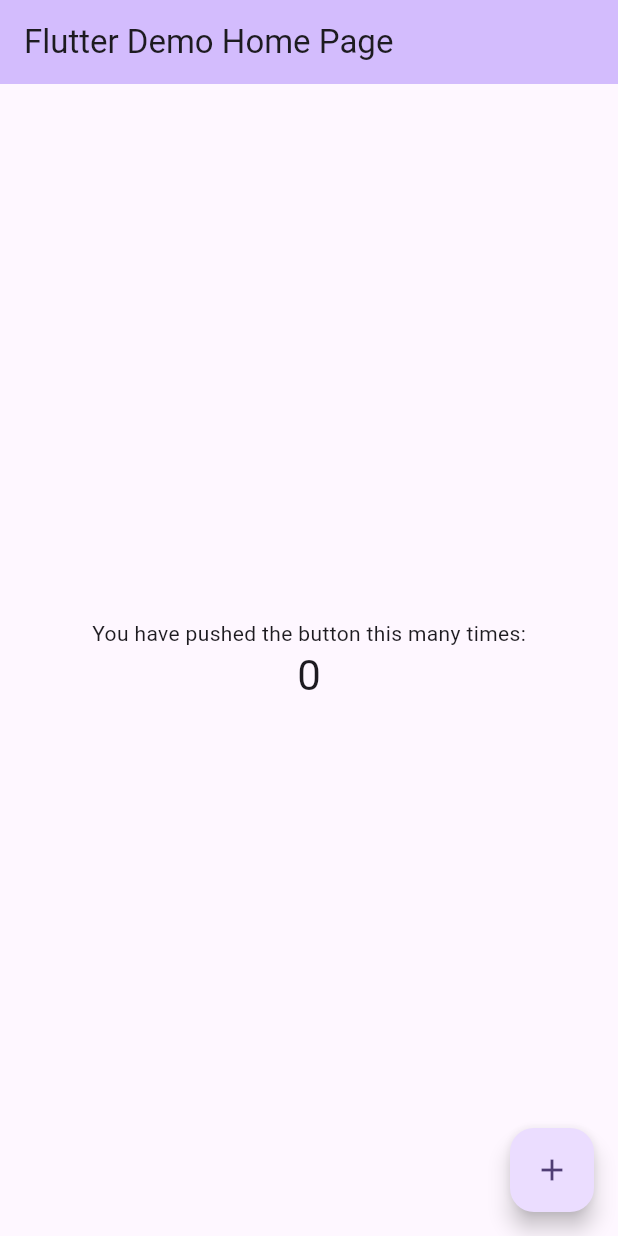
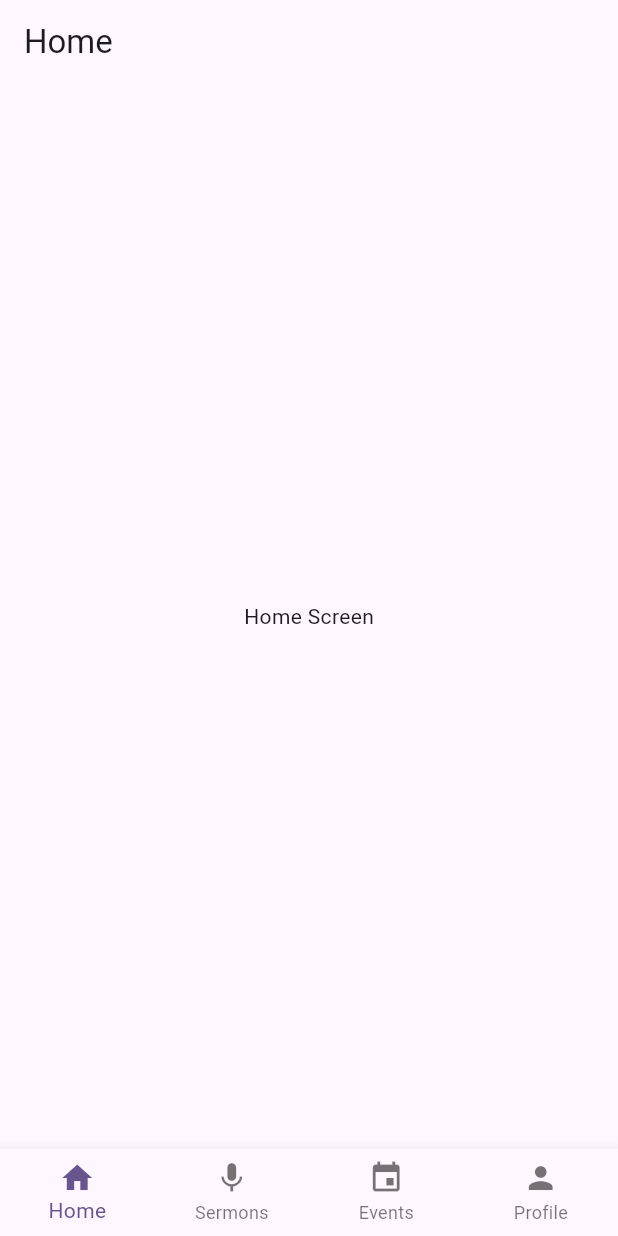
Before and after one commit to lagunal/fccc_app, a Flutter app: the screen it shows after launch, on a phone screen of 412 x 824 dp. Run offline on Flutter 3.47's test engine with Material 3 defaults, Android fonts, the phone set to English and light mode, and no system bars; our stand-ins replace go_router.

Commit message:
feat: Implement core navigation and UI shell (Phase 2)
This commit completes Phase 2 of the application implementation, focusing
on core navigation and the basic UI shell.

Key changes include:
- Integrated  for declarative navigation.
- Established basic application routes (Home, Sermons, Events, Profile).
- Created placeholder screens for the main sections.
- Refactored  to use .
- Implemented a persistent  using 's
  to enable switching between the primary app sections.
- Added a Post-Phase Checklist to  to standardize
  procedures after each development phase.

```diff
--- a/lib/main.dart
+++ b/lib/main.dart
@@ -1,122 +1,22 @@
 import 'package:flutter/material.dart';
+import 'package:fccc_app/routing/app_router.dart';
 
 void main() {
-  runApp(const MyApp());
+  runApp(const FCCCApp());
 }
 
-class MyApp extends StatelessWidget {
-  const MyApp({super.key});
+class FCCCApp extends StatelessWidget {
+  const FCCCApp({super.key});
 
-  // This widget is the root of your application.
   @override
   Widget build(BuildContext context) {
-    return MaterialApp(
-      title: 'Flutter Demo',
+    return MaterialApp.router(
+      title: 'FCCC App',
       theme: ThemeData(
-        // This is the theme of your application.
-        //
-        // TRY THIS: Try running your application with "flutter run". You'll see
-        // the application has a purple toolbar. Then, without quitting the app,
-        // try changing the seedColor in the colorScheme below to Colors.green
-        // and then invoke "hot reload" (save your changes or press the "hot
-        // reload" button in a Flutter-supported IDE, or press "r" if you used
-        // the command line to start the app).
-        //
-        // Notice that the counter didn't reset back to zero; the application
-        // state is not lost during the reload. To reset the state, use hot
-        // restart instead.
-        //
-        // This works for code too, not just values: Most code changes can be
-        // tested with just a hot reload.
-        colorScheme: .fromSeed(seedColor: Colors.deepPurple),
+        colorScheme: ColorScheme.fromSeed(seedColor: Colors.deepPurple),
+        useMaterial3: true,
       ),
-      home: const MyHomePage(title: 'Flutter Demo Home Page'),
+      routerConfig: appRouter,
     );
   }
 }
-
-class MyHomePage extends StatefulWidget {
-  const MyHomePage({super.key, required this.title});
-
-  // This widget is the home page of your application. It is stateful, meaning
-  // that it has a State object (defined below) that contains fields that affect
-  // how it looks.
-
-  // This class is the configuration for the state. It holds the values (in this
-  // case the title) provided by the parent (in this case the App widget) and
-  // used by the build method of the State. Fields in a Widget subclass are
-  // always marked "final".
-
-  final String title;
-
-  @override
-  State<MyHomePage> createState() => _MyHomePageState();
-}
-
-class _MyHomePageState extends State<MyHomePage> {
-  int _counter = 0;
-
-  void _incrementCounter() {
-    setState(() {
-      // This call to setState tells the Flutter framework that something has
-      // changed in this State, which causes it to rerun the build method below
-      // so that the display can reflect the updated values. If we changed
-      // _counter without calling setState(), then the build method would not be
-      // called again, and so nothing would appear to happen.
-      _counter++;
-    });
-  }
-
-  @override
-  Widget build(BuildContext context) {
-    // This method is rerun every time setState is called, for instance as done
-    // by the _incrementCounter method above.
-    //
-    // The Flutter framework has been optimized to make rerunning build methods
-    // fast, so that you can just rebuild anything that needs updating rather
-    // than having to individually change instances of widgets.
-    return Scaffold(
-      appBar: AppBar(
-        // TRY THIS: Try changing the color here to a specific color (to
-        // Colors.amber, perhaps?) and trigger a hot reload to see the AppBar
-        // change color while the other colors stay the same.
-        backgroundColor: Theme.of(context).colorScheme.inversePrimary,
-        // Here we take the value from the MyHomePage object that was created by
-        // the App.build method, and use it to set our appbar title.
-        title: Text(widget.title),
-      ),
-      body: Center(
-        // Center is a layout widget. It takes a single child and positions it
-        // in the middle of the parent.
-        child: Column(
-          // Column is also a layout widget. It takes a list of children and
-          // arranges them vertically. By default, it sizes itself to fit its
-          // children horizontally, and tries to be as tall as its parent.
-          //
-          // Column has various properties to control how it sizes itself and
-          // how it positions its children. Here we use mainAxisAlignment to
-          // center the children vertically; the main axis here is the vertical
-          // axis because Columns are vertical (the cross axis would be
-          // horizontal).
-          //
-          // TRY THIS: Invoke "debug painting" (choose the "Toggle Debug Paint"
-          // action in the IDE, or press "p" in the console), to see the
-          // wireframe for each widget.
-          mainAxisAlignment: .center,
-          children: [
-            const Text('You have pushed the button this many times:'),
-            Text(
-              '$_counter',
-              style: Theme.of(context).textTheme.headlineMedium,
-            ),
-          ],
-        ),
-      ),
-      floatingActionButton: FloatingActionButton(
-        onPressed: _incrementCounter,
-        tooltip: 'Increment',
-        child: const Icon(Icons.add),
-      ),
-    );
-  }
-}
--- /dev/null
+++ b/lib/routing/app_router.dart
@@ -0,0 +1,150 @@
+import 'package:flutter/material.dart';
+import 'package:go_router/go_router.dart';
+
+// Placeholder Screens
+class HomeScreen extends StatelessWidget {
+  const HomeScreen({super.key});
+
+  @override
+  Widget build(BuildContext context) {
+    return Scaffold(
+      appBar: AppBar(title: const Text('Home')),
+      body: const Center(child: Text('Home Screen')),
+    );
+  }
+}
+
+class SermonsScreen extends StatelessWidget {
+  const SermonsScreen({super.key});
+
+  @override
+  Widget build(BuildContext context) {
+    return Scaffold(
+      appBar: AppBar(title: const Text('Sermons')),
+      body: const Center(child: Text('Sermons Screen')),
+    );
+  }
+}
+
+class EventsScreen extends StatelessWidget {
+  const EventsScreen({super.key});
+
+  @override
+  Widget build(BuildContext context) {
+    return Scaffold(
+      appBar: AppBar(title: const Text('Events')),
+      body: const Center(child: Text('Events Screen')),
+    );
+  }
+}
+
+class ProfileScreen extends StatelessWidget {
+  const ProfileScreen({super.key});
+
+  @override
+  Widget build(BuildContext context) {
+    return Scaffold(
+      appBar: AppBar(title: const Text('Profile')),
+      body: const Center(child: Text('Profile Screen')),
+    );
+  }
+}
+
+/// The route configuration.
+final GoRouter appRouter = GoRouter(
+  routes: <RouteBase>[
+    ShellRoute(
+      builder: (BuildContext context, GoRouterState state, Widget child) {
+        return _ScaffoldWithNavBar(child: child);
+      },
+      routes: <RouteBase>[
+        GoRoute(
+          path: '/',
+          builder: (BuildContext context, GoRouterState state) {
+            return const HomeScreen();
+          },
+        ),
+        GoRoute(
+          path: '/sermons',
+          builder: (BuildContext context, GoRouterState state) {
+            return const SermonsScreen();
+          },
+        ),
+        GoRoute(
+          path: '/events',
+          builder: (BuildContext context, GoRouterState state) {
+            return const EventsScreen();
+          },
+        ),
+        GoRoute(
+          path: '/profile',
+          builder: (BuildContext context, GoRouterState state) {
+            return const ProfileScreen();
+          },
+        ),
+      ],
+    ),
+  ],
+);
+
+/// Builds the "shell" for the app with a BottomNavigationBar.
+class _ScaffoldWithNavBar extends StatelessWidget {
+  /// Constructs an [_ScaffoldWithNavBar].
+  const _ScaffoldWithNavBar({required this.child});
+
+  /// The widget to display in the body of the Scaffold.
+  /// In this case, it is the current route's page.
+  final Widget child;
+
+  @override
+  Widget build(BuildContext context) {
+    return Scaffold(
+      body: child,
+      bottomNavigationBar: BottomNavigationBar(
+        items: const <BottomNavigationBarItem>[
+          BottomNavigationBarItem(icon: Icon(Icons.home), label: 'Home'),
+          BottomNavigationBarItem(icon: Icon(Icons.mic), label: 'Sermons'),
+          BottomNavigationBarItem(icon: Icon(Icons.event), label: 'Events'),
+          BottomNavigationBarItem(icon: Icon(Icons.person), label: 'Profile'),
+        ],
+        currentIndex: _calculateSelectedIndex(context),
+        onTap: (int idx) => _onItemTapped(context, idx),
+        type: BottomNavigationBarType.fixed, // Ensure all labels are visible
+      ),
+    );
+  }
+
+  static int _calculateSelectedIndex(BuildContext context) {
+    final String location = GoRouterState.of(context).matchedLocation;
+    if (location.startsWith('/profile')) {
+      return 3;
+    }
+    if (location.startsWith('/events')) {
+      return 2;
+    }
+    if (location.startsWith('/sermons')) {
+      return 1;
+    }
+    if (location.startsWith('/')) {
+      return 0;
+    }
+    return 0;
+  }
+
+  void _onItemTapped(BuildContext context, int index) {
+    switch (index) {
+      case 0:
+        GoRouter.of(context).go('/');
+        break;
+      case 1:
+        GoRouter.of(context).go('/sermons');
+        break;
+      case 2:
+        GoRouter.of(context).go('/events');
+        break;
+      case 3:
+        GoRouter.of(context).go('/profile');
+        break;
+    }
+  }
+}
--- a/pubspec.yaml
+++ b/pubspec.yaml
@@ -34,6 +34,7 @@ dependencies:
   # The following adds the Cupertino Icons font to your application.
   # Use with the CupertinoIcons class for iOS style icons.
   cupertino_icons: ^1.0.8
+  go_router: ^17.0.1
 
 dev_dependencies:
   flutter_test:
```
Also changed, not shown: pubspec.lock, 1 other file.
